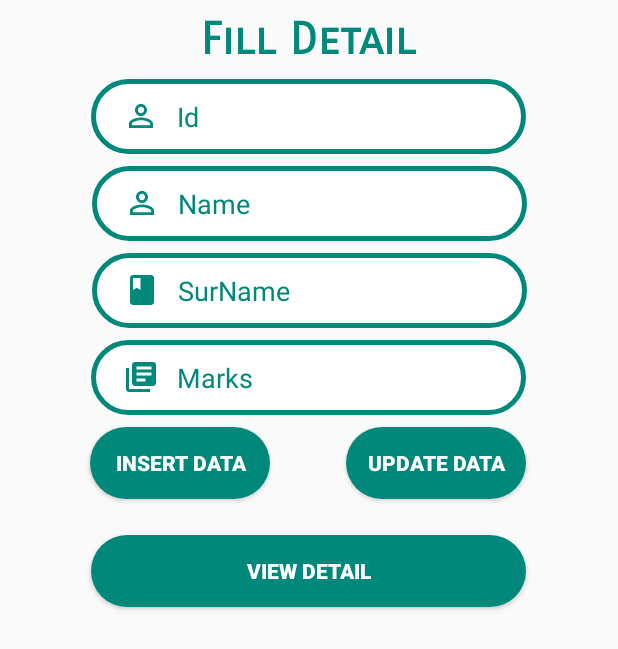
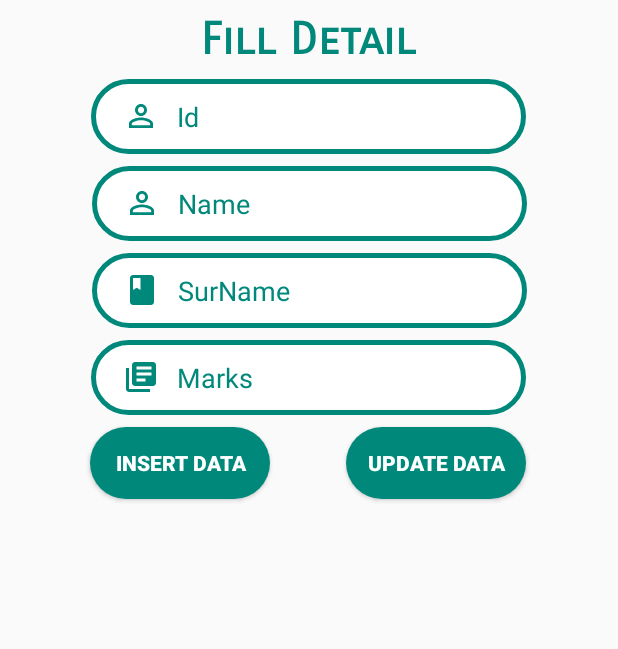
Before and after one commit to KhalilNiazi/task, an Android app: the screen it shows after launch (Sql_Database_Activity), on a phone screen of 412 x 824 dp. Shown: the top 649 px of the screen. Run offline under Robolectric (Android 15) with nearby library versions, the phone set to English and light mode, and no system bars; 4 statements that could not run were skipped.

Commit message:
Button hide kya

```diff
--- a/app/src/main/res/layout/activity_sql_database.xml
+++ b/app/src/main/res/layout/activity_sql_database.xml
@@ -8,7 +8,7 @@
 
 
 
-    <Button
+ <!--   <Button
         android:id="@+id/viedetails"
         android:layout_width="290dp"
         android:layout_height="wrap_content"
@@ -23,7 +23,7 @@
         app:layout_constraintStart_toStartOf="parent"
         app:layout_constraintTop_toBottomOf="@+id/UPDATEbtn" />
 
-
+-->
     <Button
         android:id="@+id/uplbn"
         android:layout_width="120dp"
```
